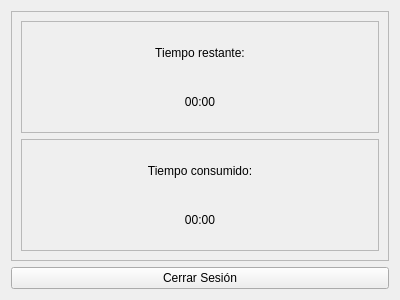
This is view/ui/opened_session.ui in R0land013/blue-nauta as Qt 5 draws it before an edit. The edited form follows.
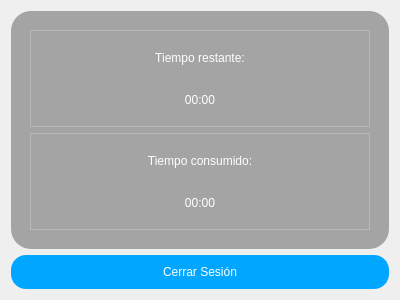
This is the edited form.

Commit message: QCSS was added to UI files

Diff of the .ui file:
```diff
--- a/view/ui/opened_session.ui
+++ b/view/ui/opened_session.ui
@@ -13,6 +13,55 @@
   <property name="windowTitle">
    <string>Frame</string>
   </property>
+  <property name="styleSheet">
+   <string notr="true">QFrame #Frame{
+	
+}
+
+QFrame #frame{
+	border-radius:20px;
+	background-color: rgba(0, 0, 0, 80);
+	padding:10px;
+}
+QLCNumber{
+	padding:5px;
+	color: black;
+	font: 12pt &quot;Segoe UI&quot;;	
+	background-color:white;
+	border-radius:15px;
+	
+}
+QLabel{
+	color: white;
+	font: 14pt &quot;Segoe UI&quot;;	
+}
+QCheckBox, QRadioButton{
+	font: 10pt &quot;Segoe UI&quot;;
+	color:white;
+}
+QCheckBox::indicator, QRadioButton::indicator {
+	border: 1px solid rgb(100, 100, 100);
+	width: 10px;
+	height: 10px;
+	border-radius: 5px;
+	background-color: rgb(135, 135, 135);
+}
+QCheckBox::indicator:checked, QRadioButton::indicator:checked {
+	border: 1px solid rgb(0, 128, 212);
+	background-color: rgb(0, 221, 255)
+}
+QPushButton{
+	color: white;
+	font: bold 12pt &quot;Segoe UI&quot;;	
+	background-color:rgb(0, 166, 255);
+	border-radius:15px;
+	padding: 10px;
+}
+QPushButton:hover{
+	
+	background-color: rgb(0, 123, 255);
+}</string>
+  </property>
   <layout class="QVBoxLayout" name="verticalLayout">
    <item>
     <widget class="QFrame" name="frame">
```
The commit also changes 3 other files.
